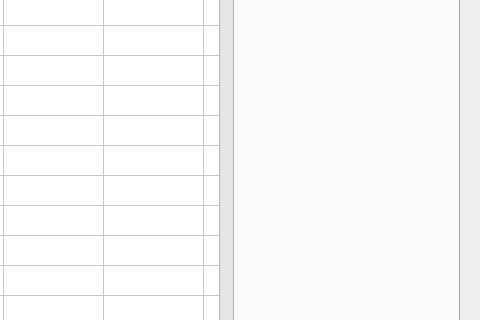
Before: the Qt Designer form mainwindow.ui in P0lskay/Simplex_graphs_methods, drawn with Qt 5; both pictures show x 720 to 1200 and y 208 to 528 of the 1200 by 900 pixel window.
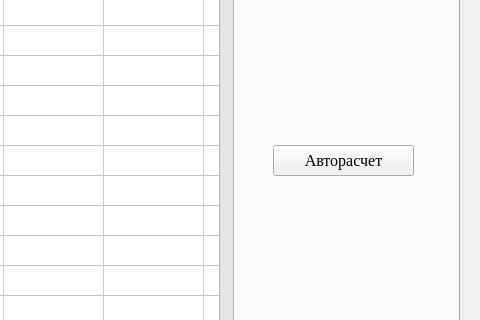
After: the same form once the commit is applied. The open tabs and pages were chosen to show the change. Custom widgets are drawn as their Qt base class.

```diff
--- a/mainwindow.ui
+++ b/mainwindow.ui
@@ -743,6 +743,25 @@
          <string/>
         </property>
        </widget>
+       <widget class="QPushButton" name="pushButton">
+        <property name="geometry">
+         <rect>
+          <x>970</x>
+          <y>270</y>
+          <width>141</width>
+          <height>31</height>
+         </rect>
+        </property>
+        <property name="font">
+         <font>
+          <family>Times New Roman</family>
+          <pointsize>12</pointsize>
+         </font>
+        </property>
+        <property name="text">
+         <string>Авторасчет</string>
+        </property>
+       </widget>
       </widget>
       <widget class="QWidget" name="tab_5">
        <attribute name="title">
```
Left out of the diff: 4 changed lines with no effect on the pictures.
